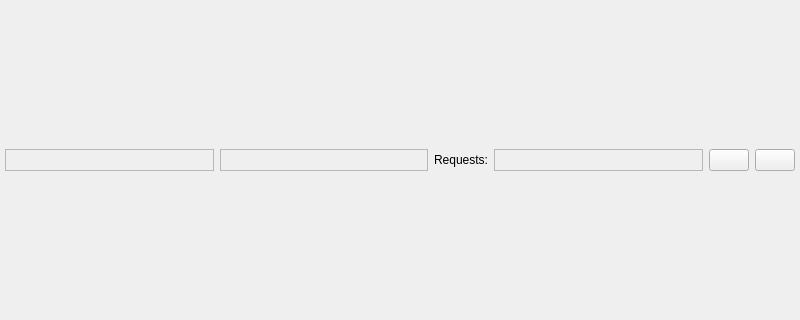
Before: the Qt Designer form Koo/ui/mainwindow.ui in xrg/openerp-client-kde, drawn with Qt 5; both pictures show x 0 to 800 and y 164 to 484 of the 800 by 600 pixel window.
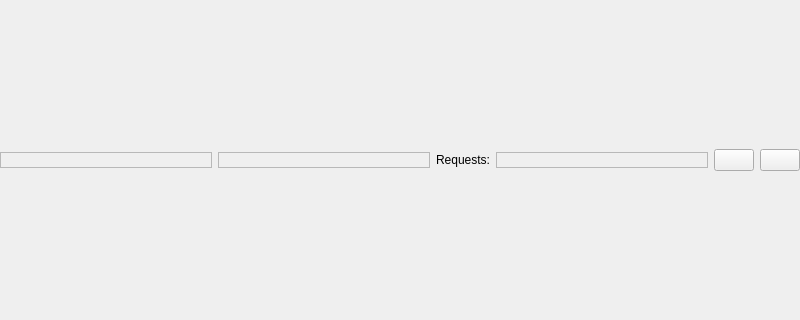
After: the same form once the commit is applied. Icons and pictures are not drawn.

Commit message: Fixed status bar in mainwindow.ui so it's always fully visible.

Patch:
```diff
--- a/Koo/ui/mainwindow.ui
+++ b/Koo/ui/mainwindow.ui
@@ -90,13 +90,13 @@
          <property name="spacing" >
           <number>6</number>
          </property>
-         <property name="margin" >
-          <number>5</number>
+         <property name="margin">
+          <number>0</number>
          </property>
          <item>
-          <widget class="QLabel" name="uiServerInformation" >
-           <property name="sizePolicy" >
-            <sizepolicy vsizetype="Preferred" hsizetype="Expanding" >
+          <widget class="QLabel" name="uiServerInformation">
+           <property name="sizePolicy">
+            <sizepolicy hsizetype="Expanding" vsizetype="Fixed">
              <horstretch>0</horstretch>
              <verstretch>0</verstretch>
             </sizepolicy>
@@ -113,9 +113,9 @@
           </widget>
          </item>
          <item>
-          <widget class="QLabel" name="uiUserName" >
-           <property name="sizePolicy" >
-            <sizepolicy vsizetype="Preferred" hsizetype="Expanding" >
+          <widget class="QLabel" name="uiUserName">
+           <property name="sizePolicy">
+            <sizepolicy hsizetype="Expanding" vsizetype="Fixed">
              <horstretch>0</horstretch>
              <verstretch>0</verstretch>
             </sizepolicy>
@@ -145,9 +145,9 @@
           </widget>
          </item>
          <item>
-          <widget class="QLabel" name="uiRequests" >
-           <property name="sizePolicy" >
-            <sizepolicy vsizetype="Preferred" hsizetype="Expanding" >
+          <widget class="QLabel" name="uiRequests">
+           <property name="sizePolicy">
+            <sizepolicy hsizetype="Expanding" vsizetype="Fixed">
              <horstretch>0</horstretch>
              <verstretch>0</verstretch>
             </sizepolicy>
```
Left out of the diff: 711 changed lines with no effect on the pictures.
